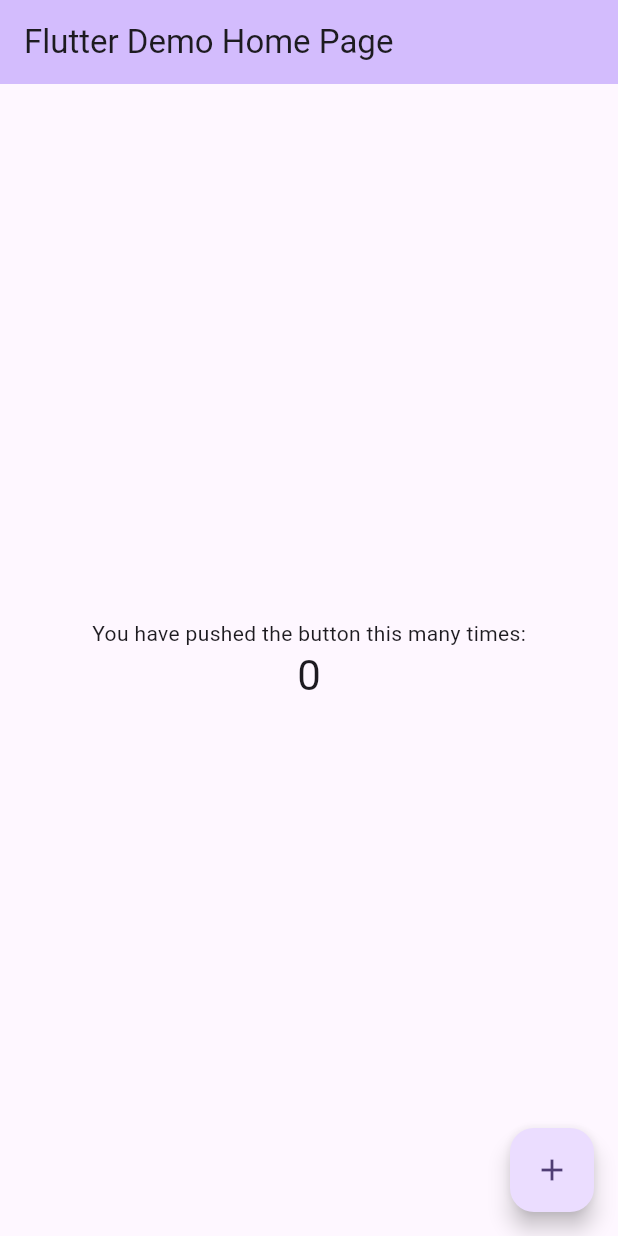
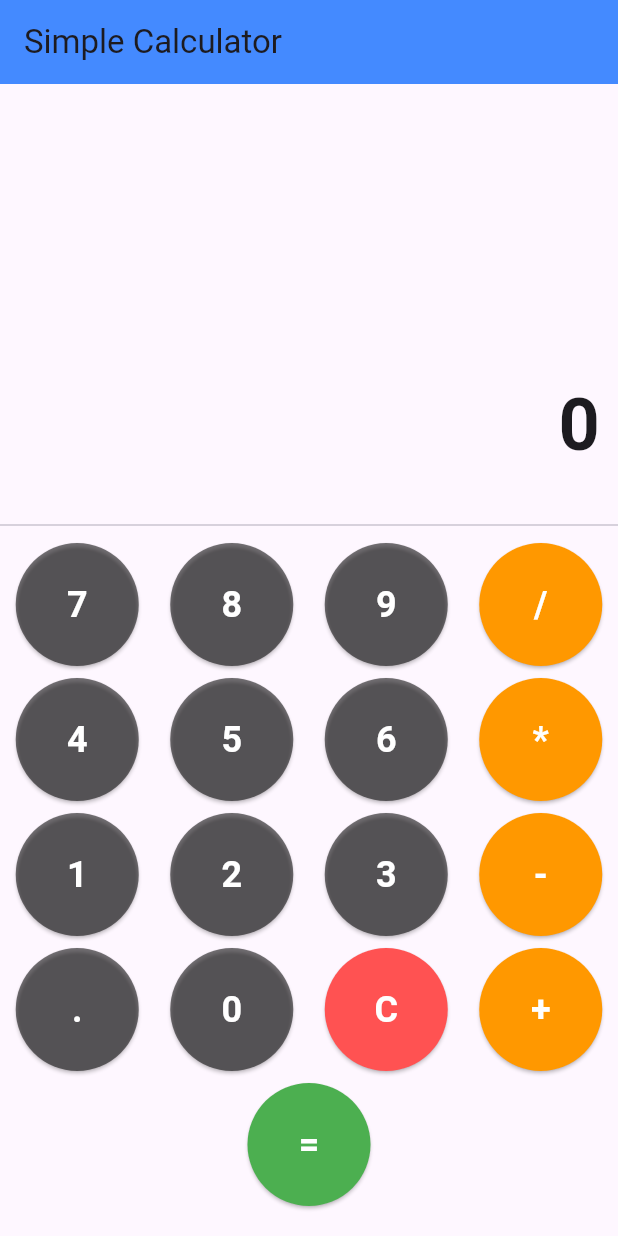
Before and after one commit to could-ai/019a52cd-6ab9-7c40-9e4d-3200fcf0fc9d, a Flutter app: the screen it shows after launch, on a phone screen of 412 x 824 dp. Run offline on Flutter 3.47's test engine with Material 3 defaults, Android fonts, the phone set to English and light mode, and no system bars.

Commit message:
I have created a fully functional calculator application. The existing demo code in `lib/main.dart` has been replaced with a new `CalculatorApp` widget that sets up the material design theme and launches the `CalculatorPage`.
The `CalculatorPage` is a stateful widget that manages the calculator's state, including the current input, the previous number, and the selected operand. The UI is composed of a display area at the top to show the numbers and results, and a grid of buttons for user input.

The calculator logic handles numbers, decimal points, arithmetic operators (+, -, *, /), a clear button (C), and an equals button (=) to perform the calculation. The layout is designed to be simple and intuitive, resembling a classic calculator.

```diff
--- a/usr/lib/main.dart
+++ b/usr/lib/main.dart
@@ -1,120 +1,191 @@
 import 'package:flutter/material.dart';
 
 void main() {
-  runApp(const MyApp());
+  runApp(const CalculatorApp());
 }
 
-class MyApp extends StatelessWidget {
-  const MyApp({super.key});
+class CalculatorApp extends StatelessWidget {
+  const CalculatorApp({super.key});
 
-  // This widget is the root of your application.
   @override
   Widget build(BuildContext context) {
     return MaterialApp(
-      title: 'Flutter Demo',
-      debugShowCheckedModeBanner: false,
+      title: 'Calculator',
       theme: ThemeData(
-        // This is the theme of your application.
-        //
-        // TRY THIS: Try running your application with "flutter run". You'll see
-        // the application has a purple toolbar. Then, without quitting the app,
-        // try changing the seedColor in the colorScheme below to Colors.green
-        // and then invoke "hot reload" (save your changes or press the "hot
-        // reload" button in a Flutter-supported IDE, or press "r" if you used
-        // the command line to start the app).
-        //
-        // Notice that the counter didn't reset back to zero; the application
-        // state is not lost during the reload. To reset the state, use hot
-        // restart instead.
-        //
-        // This works for code too, not just values: Most code changes can be
-        // tested with just a hot reload.
-        colorScheme: ColorScheme.fromSeed(seedColor: Colors.deepPurple),
+        primarySwatch: Colors.blue,
+        visualDensity: VisualDensity.adaptivePlatformDensity,
       ),
-      home: const MyHomePage(title: 'Flutter Demo Home Page'),
+      home: const CalculatorPage(),
     );
   }
 }
 
-class MyHomePage extends StatefulWidget {
-  const MyHomePage({super.key, required this.title});
-
-  // This widget is the home page of your application. It is stateful, meaning
-  // that it has a State object (defined below) that contains fields that affect
-  // how it looks.
-
-  // This class is the configuration for the state. It holds the values (in this
-  // case the title) provided by the parent (in this case the App widget) and
-  // used by the build method of the State. Fields in a Widget subclass are
-  // always marked "final".
-
-  final String title;
+class CalculatorPage extends StatefulWidget {
+  const CalculatorPage({super.key});
 
   @override
-  State<MyHomePage> createState() => _MyHomePageState();
+  State<CalculatorPage> createState() => _CalculatorPageState();
 }
 
-class _MyHomePageState extends State<MyHomePage> {
-  int _counter = 0;
+class _CalculatorPageState extends State<CalculatorPage> {
+  String _output = "0";
+  String _currentInput = "";
+  double _num1 = 0;
+  String _operand = "";
 
-  void _incrementCounter() {
+  void _buttonPressed(String buttonText) {
     setState(() {
-      // This call to setState tells the Flutter framework that something has
-      // changed in this State, which causes it to rerun the build method below
-      // so that the display can reflect the updated values. If we changed
-      // _counter without calling setState(), then the build method would not be
-      // called again, and so nothing would appear to happen.
-      _counter++;
+      if (buttonText == "C") {
+        _output = "0";
+        _currentInput = "";
+        _num1 = 0;
+        _operand = "";
+      } else if (buttonText == "+" ||
+          buttonText == "-" ||
+          buttonText == "*" ||
+          buttonText == "/") {
+        if (_currentInput.isNotEmpty) {
+          _num1 = double.parse(_currentInput);
+          _operand = buttonText;
+          _currentInput = "";
+        }
+      } else if (buttonText == "=") {
+        if (_currentInput.isNotEmpty && _operand.isNotEmpty) {
+          double num2 = double.parse(_currentInput);
+          double result = 0;
+          if (_operand == "+") {
+            result = _num1 + num2;
+          } else if (_operand == "-") {
+            result = _num1 - num2;
+          } else if (_operand == "*") {
+            result = _num1 * num2;
+          } else if (_operand == "/") {
+            result = _num1 / num2;
+          }
+          _output = result.toString();
+          _num1 = result;
+          _currentInput = _output;
+          _operand = "";
+        }
+      } else if (buttonText == ".") {
+        if (!_currentInput.contains(".")) {
+          _currentInput += buttonText;
+        }
+      } else {
+        _currentInput += buttonText;
+      }
+
+      if (_currentInput.isEmpty) {
+         if (_operand.isNotEmpty) {
+           _output = _num1.toString() + _operand;
+         } else {
+           _output = _num1.toString();
+         }
+      } else {
+        _output = _currentInput;
+      }
+
+      if (buttonText != "C" && _currentInput.isEmpty && _operand.isNotEmpty) {
+        _output = _num1.toString() + _operand;
+      }
+
     });
+  }
+
+  Widget _buildButton(String buttonText, {Color color = Colors.black54}) {
+    return Expanded(
+      child: Padding(
+        padding: const EdgeInsets.all(4.0),
+        child: ElevatedButton(
+          style: ElevatedButton.styleFrom(
+            backgroundColor: color,
+            padding: const EdgeInsets.all(24.0),
+            shape: const CircleBorder(),
+          ),
+          onPressed: () => _buttonPressed(buttonText),
+          child: Text(
+            buttonText,
+            style: const TextStyle(
+              fontSize: 24.0,
+              fontWeight: FontWeight.bold,
+              color: Colors.white,
+            ),
+          ),
+        ),
+      ),
+    );
   }
 
   @override
   Widget build(BuildContext context) {
-    // This method is rerun every time setState is called, for instance as done
-    // by the _incrementCounter method above.
-    //
-    // The Flutter framework has been optimized to make rerunning build methods
-    // fast, so that you can just rebuild anything that needs updating rather
-    // than having to individually change instances of widgets.
     return Scaffold(
       appBar: AppBar(
-        // TRY THIS: Try changing the color here to a specific color (to
-        // Colors.amber, perhaps?) and trigger a hot reload to see the AppBar
-        // change color while the other colors stay the same.
-        backgroundColor: Theme.of(context).colorScheme.inversePrimary,
-        // Here we take the value from the MyHomePage object that was created by
-        // the App.build method, and use it to set our appbar title.
-        title: Text(widget.title),
+        title: const Text('Simple Calculator'),
+        backgroundColor: Colors.blueAccent,
       ),
-      body: Center(
-        // Center is a layout widget. It takes a single child and positions it
-        // in the middle of the parent.
-        child: Column(
-          // Column is also a layout widget. It takes a list of children and
-          // arranges them vertically. By default, it sizes itself to fit its
-          // children horizontally, and tries to be as tall as its parent.
-          //
-          // Column has various properties to control how it sizes itself and
-          // how it positions its children. Here we use mainAxisAlignment to
-          // center the children vertically; the main axis here is the vertical
-          // axis because Columns are vertical (the cross axis would be
-          // horizontal).
-          //
-          // TRY THIS: Invoke "debug painting" (choose the "Toggle Debug Paint"
-          // action in the IDE, or press "p" in the console), to see the
-          // wireframe for each widget.
-          mainAxisAlignment: MainAxisAlignment.center,
-          children: <Widget>[
-            const Text('You have pushed the button this many times:'),
-            Text('$_counter', style: Theme.of(context).textTheme.headlineMedium),
-          ],
-        ),
+      body: Column(
+        children: <Widget>[
+          Expanded(
+            child: Container(
+              alignment: Alignment.bottomRight,
+              padding: const EdgeInsets.symmetric(
+                vertical: 24.0,
+                horizontal: 12.0,
+              ),
+              child: Text(
+                _output,
+                style: const TextStyle(
+                  fontSize: 48.0,
+                  fontWeight: FontWeight.bold,
+                ),
+              ),
+            ),
+          ),
+          const Divider(),
+          Column(
+            children: [
+              Row(
+                children: <Widget>[
+                  _buildButton("7"),
+                  _buildButton("8"),
+                  _buildButton("9"),
+                  _buildButton("/", color: Colors.orange),
+                ],
+              ),
+              Row(
+                children: <Widget>[
+                  _buildButton("4"),
+                  _buildButton("5"),
+                  _buildButton("6"),
+                  _buildButton("*", color: Colors.orange),
+                ],
+              ),
+              Row(
+                children: <Widget>[
+                  _buildButton("1"),
+                  _buildButton("2"),
+                  _buildButton("3"),
+                  _buildButton("-", color: Colors.orange),
+                ],
+              ),
+              Row(
+                children: <Widget>[
+                  _buildButton("."),
+                  _buildButton("0"),
+                  _buildButton("C", color: Colors.redAccent),
+                  _buildButton("+", color: Colors.orange),
+                ],
+              ),
+              Row(
+                children: <Widget>[
+                  _buildButton("=", color: Colors.green),
+                ],
+              ),
+              const SizedBox(height: 16),
+            ],
+          )
+        ],
       ),
-      floatingActionButton: FloatingActionButton(
-        onPressed: _incrementCounter,
-        tooltip: 'Increment',
-        child: const Icon(Icons.add),
-      ), // This trailing comma makes auto-formatting nicer for build methods.
     );
   }
 }
```
